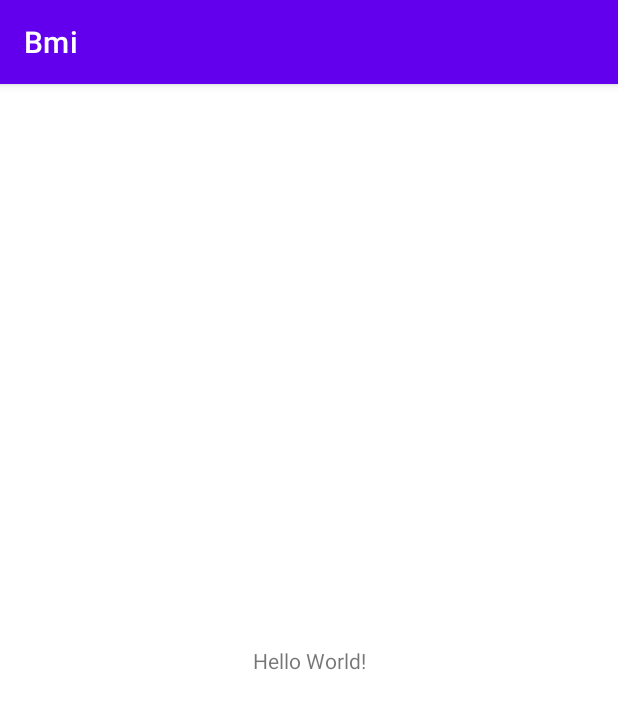
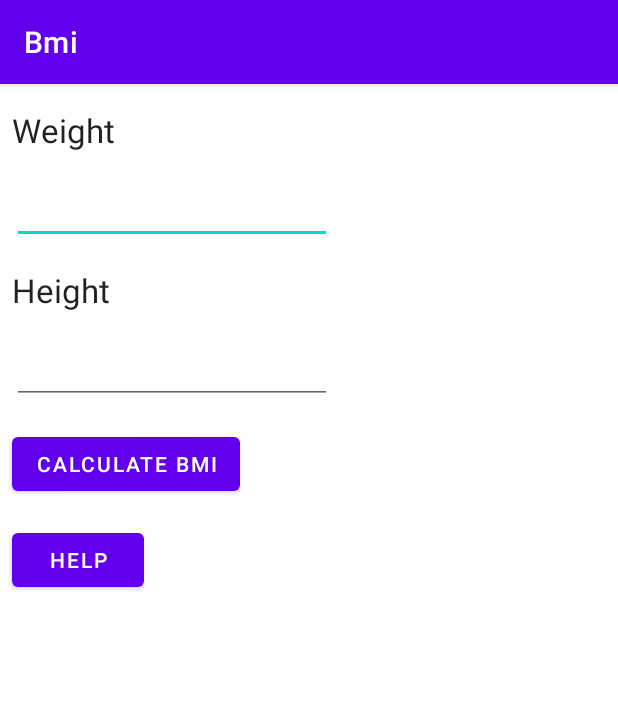
Before and after one commit to Billy489/Bmi, an Android app: the screen it shows after launch (MainActivity), on a phone screen of 412 x 824 dp. Shown: the top 709 px of the screen. Run offline under Robolectric (Android 15) with nearby library versions, the phone set to English and light mode, and no system bars.

Commit message:
initial commit

```diff
--- a/app/src/main/res/layout/activity_main.xml
+++ b/app/src/main/res/layout/activity_main.xml
@@ -7,12 +7,63 @@
     tools:context=".MainActivity">
 
     <TextView
+        android:id="@+id/textView"
         android:layout_width="wrap_content"
         android:layout_height="wrap_content"
-        android:text="Hello World!"
-        app:layout_constraintBottom_toBottomOf="parent"
-        app:layout_constraintEnd_toEndOf="parent"
+        android:layout_marginStart="8dp"
+        android:layout_marginTop="16dp"
+        android:text="Weight"
+        android:textAppearance="@style/TextAppearance.AppCompat.Large"
         app:layout_constraintStart_toStartOf="parent"
         app:layout_constraintTop_toTopOf="parent" />
 
+    <EditText
+        android:id="@+id/ed_weight"
+        android:layout_width="wrap_content"
+        android:layout_height="wrap_content"
+        android:layout_marginTop="16dp"
+        android:ems="10"
+        android:inputType="numberDecimal"
+        app:layout_constraintStart_toStartOf="@+id/textView"
+        app:layout_constraintTop_toBottomOf="@+id/textView" />
+
+    <TextView
+        android:id="@+id/Hight"
+        android:layout_width="wrap_content"
+        android:layout_height="wrap_content"
+        android:layout_marginStart="8dp"
+        android:layout_marginTop="16dp"
+        android:text="Height"
+        android:textAppearance="@style/TextAppearance.AppCompat.Large"
+        app:layout_constraintStart_toStartOf="parent"
+        app:layout_constraintTop_toBottomOf="@+id/ed_weight" />
+
+    <EditText
+        android:id="@+id/ed_height"
+        android:layout_width="wrap_content"
+        android:layout_height="wrap_content"
+        android:layout_marginTop="16dp"
+        android:ems="10"
+        android:inputType="numberDecimal"
+        app:layout_constraintStart_toStartOf="@+id/Hight"
+        app:layout_constraintTop_toBottomOf="@+id/Hight" />
+
+    <Button
+        android:id="@+id/b_calculateBMI"
+        android:layout_width="wrap_content"
+        android:layout_height="wrap_content"
+        android:layout_marginTop="16dp"
+        android:text="Calculate BMI"
+        app:layout_constraintStart_toStartOf="@+id/ed_height"
+        app:layout_constraintTop_toBottomOf="@+id/ed_height" />
+
+    <Button
+        android:id="@+id/b_help"
+        android:layout_width="wrap_content"
+        android:layout_height="wrap_content"
+        android:layout_marginTop="16dp"
+        android:text="help"
+        app:layout_constraintStart_toStartOf="@+id/b_calculateBMI"
+        app:layout_constraintTop_toBottomOf="@+id/b_calculateBMI" />
+
 </androidx.constraintlayout.widget.ConstraintLayout>
--- /dev/null
+++ b/app/src/main/res/layout/activity_main3.xml
@@ -0,0 +1,5 @@
+<?xml version="1.0" encoding="utf-8"?>
+<LinearLayout xmlns:android="http://schemas.android.com/apk/res/android"
+    android:layout_width="match_parent"
+    android:layout_height="match_parent"
+    android:orientation="vertical"/>
```
